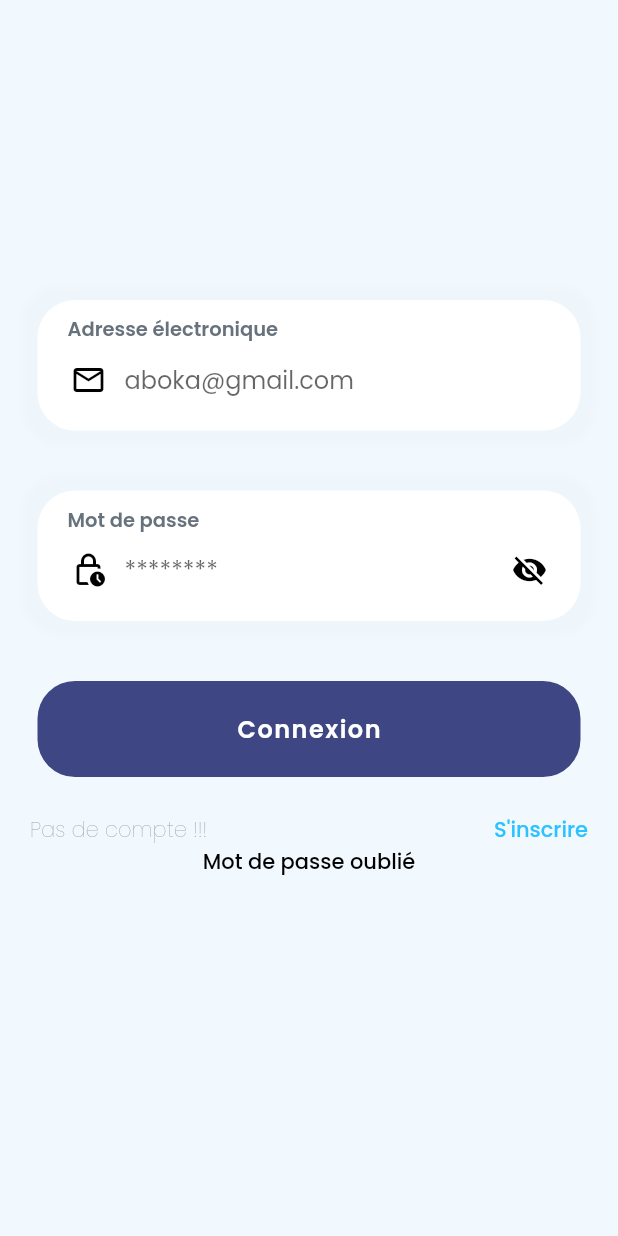
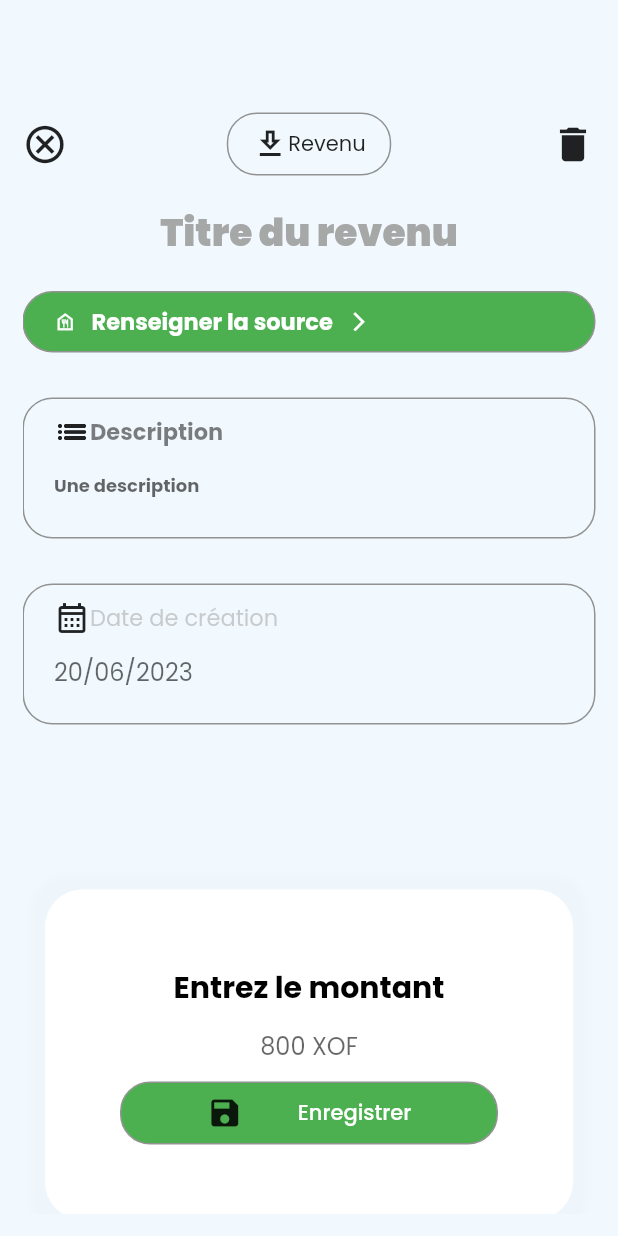
Before and after one commit to EdmondDossa/gestion-finance-personnelle, a Flutter app: the screen it shows after launch, on a phone screen of 412 x 824 dp. Run offline on Flutter 3.47's test engine with Material 2 defaults, Android fonts, the light colour scheme and no system bars; our stand-ins replace animated_bottom_navigation_bar, google_fonts; missing offline and left inert: icon_badge.

Commit message:
Réalisation de la page de revenu

```diff
--- a/lib/main.dart
+++ b/lib/main.dart
@@ -1,4 +1,5 @@
 import 'package:flutter/material.dart';
+import 'package:gestion_finance/screens/incomes.dart';
 import 'package:gestion_finance/screens/login.dart';
 import 'package:gestion_finance/utilities/colors.dart';
 import 'package:google_fonts/google_fonts.dart';
@@ -18,8 +19,8 @@ class MyApp extends StatelessWidget {
           scaffoldBackgroundColor: primary,
           fontFamily: GoogleFonts.poppins().fontFamily,
         ),
-        home: LoginPage()
-        //AddExpensePage()
+        home: CreateIncome()
+        //LoginPage()
         );
   }
 }
--- /dev/null
+++ b/lib/screens/incomes.dart
@@ -0,0 +1,313 @@
+import 'package:flutter/material.dart';
+import 'package:gestion_finance/screens/home.dart';
+import 'package:gestion_finance/utilities/colors.dart';
+
+class CreateIncome extends StatefulWidget {
+  const CreateIncome({super.key});
+
+  @override
+  State<CreateIncome> createState() => _CreateIncomeState();
+}
+
+class _CreateIncomeState extends State<CreateIncome> {
+  TextEditingController _nameIncomes = TextEditingController();
+  TextEditingController _description = TextEditingController();
+  TextEditingController _amount = TextEditingController();
+  TextEditingController _date = TextEditingController();
+
+  @override
+  Widget build(BuildContext context) {
+    return Scaffold(
+      backgroundColor: primary,
+      body: getBody(),
+    );
+  }
+
+  Widget getBody() {
+    return Padding(
+      padding: const EdgeInsets.all(15.0),
+      child: SingleChildScrollView(
+        child: Column(
+          children: [
+            const SizedBox(height: 60),
+            Row(
+              mainAxisAlignment: MainAxisAlignment.spaceBetween,
+              children: [
+                Icon(
+                  Icons.cancel_outlined,
+                  size: 30,
+                ),
+                GestureDetector(
+                  onTap: () {},
+                  child: Container(
+                    padding: const EdgeInsets.symmetric(
+                      horizontal: 16.0,
+                      vertical: 8.0,
+                    ),
+                    decoration: BoxDecoration(
+                        //color: Color(0xFF21ca79),
+                        borderRadius: BorderRadius.circular(20.0),
+                        border: Border.all(
+                          color: Color.fromARGB(255, 146, 146, 146),
+                          width: 1,
+                        )),
+                    child: Row(
+                      children: [
+                        Icon(
+                          Icons.download_outlined,
+                        ),
+                        Text("Revenu"),
+                      ],
+                    ),
+                  ),
+                ),
+                Icon(
+                  Icons.delete,
+                  size: 30,
+                ),
+              ],
+            ),
+            SizedBox(
+              height: 20,
+            ),
+            Row(
+              mainAxisAlignment: MainAxisAlignment.spaceEvenly,
+              children: [
+                Text(
+                  "Titre du revenu",
+                  style: TextStyle(
+                    fontSize: 25,
+                    fontWeight: FontWeight.w900,
+                    color: grey.withOpacity(0.9),
+                  ),
+                )
+              ],
+            ),
+            SizedBox(
+              height: 20,
+            ),
+            GestureDetector(
+              onTap: () {},
+              child: Wrap(children: [
+                Container(
+                  //width: (MediaQuery.of(context).size.width) * 0.6,
+                  padding: const EdgeInsets.symmetric(
+                    horizontal: 20.0,
+                    vertical: 8.0,
+                  ),
+                  decoration: BoxDecoration(
+                      color: Colors.green,
+                      borderRadius: BorderRadius.circular(20.0),
+                      border: Border.all(
+                        color: Color.fromARGB(255, 146, 146, 146),
+                        width: 1,
+                      )),
+                  child: Row(
+                    mainAxisAlignment: MainAxisAlignment.start,
+                    children: [
+                      Icon(
+                        Icons.food_bank_outlined,
+                        color: white,
+                        size: 15,
+                      ),
+                      SizedBox(
+                        width: 10,
+                      ),
+                      Text(
+                        "Renseigner la source",
+                        style: TextStyle(
+                            fontSize: 15,
+                            fontWeight: FontWeight.bold,
+                            color: white),
+                      ),
+                      SizedBox(
+                        width: 10,
+                      ),
+                      Icon(
+                        Icons.arrow_forward_ios_outlined,
+                        color: white,
+                        size: 15,
+                      ),
+                    ],
+                  ),
+                ),
+              ]),
+            ),
+            SizedBox(
+              height: 30,
+            ),
+            Container(
+              //width: double.infinity,
+              padding: const EdgeInsets.symmetric(
+                horizontal: 20.0,
+                vertical: 10.0,
+              ),
+              decoration: BoxDecoration(
+                  //color: Colors.green,
+                  borderRadius: BorderRadius.circular(20.0),
+                  border: Border.all(
+                    color: Color.fromARGB(255, 146, 146, 146),
+                    width: 1,
+                  )),
+              child: Column(
+                children: [
+                  Row(
+                    children: [
+                      Icon(Icons.list_outlined),
+                      Text(
+                        "Description",
+                        style: TextStyle(
+                          fontSize: 15,
+                          fontWeight: FontWeight.bold,
+                          color: black.withOpacity(0.5),
+                        ),
+                      ),
+                    ],
+                  ),
+                  TextField(
+                    controller: _description,
+                    cursorColor: black,
+                    style: const TextStyle(
+                      fontSize: 12,
+                      fontWeight: FontWeight.bold,
+                      color: black,
+                    ),
+                    //textAlign: TextAlign.center,
+                    decoration: const InputDecoration(
+                      border: InputBorder.none,
+                      hintText: "Une description",
+                    ),
+                  ),
+                ],
+              ),
+            ),
+            SizedBox(
+              height: 30,
+            ),
+            Container(
+              padding: const EdgeInsets.symmetric(
+                horizontal: 20.0,
+                vertical: 10.0,
+              ),
+              decoration: BoxDecoration(
+                  //color: Colors.green,
+                  borderRadius: BorderRadius.circular(20.0),
+                  border: Border.all(
+                    color: Color.fromARGB(255, 146, 146, 146),
+                    width: 1,
+                  )),
+              child: Column(
+                children: [
+                  Row(
+                    mainAxisAlignment: MainAxisAlignment.spaceBetween,
+                    children: [
+                      Row(
+                        children: [
+                          Icon(Icons.calendar_month_outlined),
+                          Text(
+                            "Date de création",
+                            style: TextStyle(
+                              fontSize: 15,
+                              fontWeight: FontWeight.normal,
+                              color: grey.withOpacity(0.5),
+                            ),
+                          ),
+                        ],
+                      ),
+                    ],
+                  ),
+                  TextField(
+                    controller: _date,
+                    cursorColor: black,
+                    style: const TextStyle(
+                      fontWeight: FontWeight.w400,
+                      color: black,
+                    ),
+                    //textAlign: TextAlign.center,
+                    decoration: const InputDecoration(
+                      border: InputBorder.none,
+                      hintText: "20/06/2023",
+                    ),
+                  ),
+                ],
+              ),
+            ),
+            SizedBox(
+              height: 60,
+            ),
+            Container(
+              margin: const EdgeInsets.symmetric(horizontal: 15, vertical: 50),
+              padding: const EdgeInsets.all(50),
+              decoration: BoxDecoration(
+                  color: white,
+                  borderRadius: BorderRadius.circular(25),
+                  boxShadow: [
+                    BoxShadow(
+                        color: grey.withOpacity(0.03),
+                        spreadRadius: 10,
+                        blurRadius: 3)
+                  ]),
+              child: Center(
+                child: Column(
+                  crossAxisAlignment: CrossAxisAlignment.center,
+                  children: [
+                    Text(
+                      "Entrez le montant",
+                      style: TextStyle(
+                        fontSize: 20,
+                        fontWeight: FontWeight.bold,
+                        color: black,
+                      ),
+                    ),
+                    TextField(
+                      controller: _amount,
+                      cursorColor: black,
+                      style: const TextStyle(
+                        fontWeight: FontWeight.w400,
+                        color: black,
+                      ),
+                      textAlign: TextAlign.center,
+                      decoration: const InputDecoration(
+                        border: InputBorder.none,
+                        hintText: "800 XOF",
+                      ),
+                    ),
+                    GestureDetector(
+                      onTap: () {},
+                      child: Container(
+                        padding: const EdgeInsets.symmetric(
+                          horizontal: 20.0,
+                          vertical: 8.0,
+                        ),
+                        decoration: BoxDecoration(
+                            color: Colors.green,
+                            borderRadius: BorderRadius.circular(20.0),
+                            border: Border.all(
+                              color: Color.fromARGB(255, 146, 146, 146),
+                              width: 1,
+                            )),
+                        child: Row(
+                          mainAxisAlignment: MainAxisAlignment.spaceEvenly,
+                          children: [
+                            Icon(Icons.save),
+                            Text(
+                              "Enregistrer",
+                              style: TextStyle(
+                                color: white,
+                                fontWeight: FontWeight.w500,
+                              ),
+                            ),
+                          ],
+                        ),
+                      ),
+                    )
+                  ],
+                ),
+              ),
+            )
+          ],
+        ),
+      ),
+    );
+  }
+}
```
